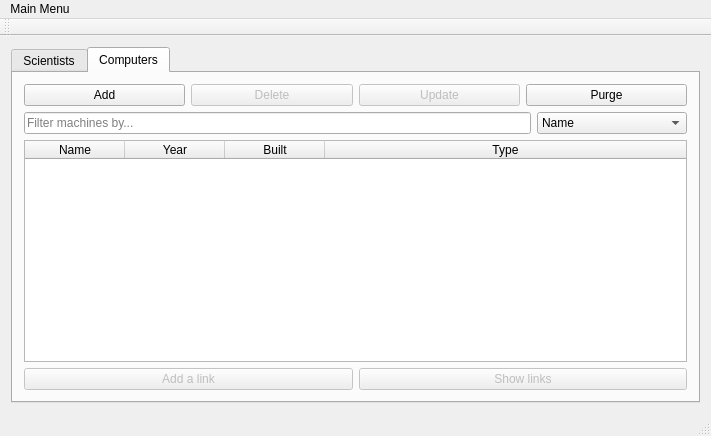
This is vika3/adalgluggi.ui in editomars/VLN1_h22 as Qt 5 draws it before an edit. The edited form follows.
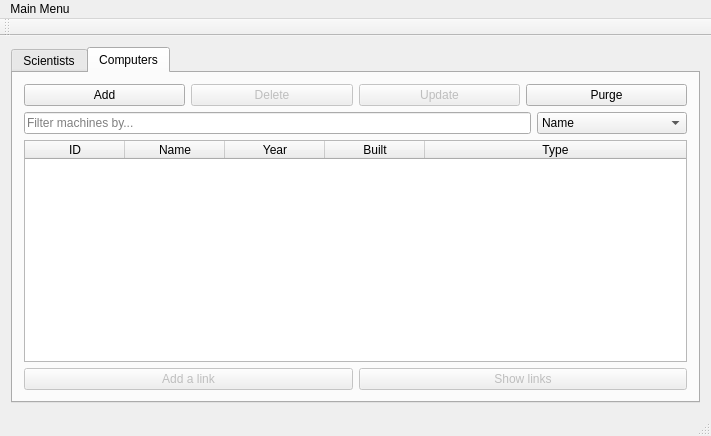
This is the edited form. The open tabs and pages were chosen to show the change.

Commit message: Hreinsaði aðeins til óþarfa kóða

The edit to the form file:
```diff
--- a/vika3/adalgluggi.ui
+++ b/vika3/adalgluggi.ui
@@ -305,6 +305,11 @@
           <attribute name="verticalHeaderVisible">
            <bool>false</bool>
           </attribute>
+          <column>
+           <property name="text">
+            <string>ID</string>
+           </property>
+          </column>
           <column>
            <property name="text">
             <string>Name</string>
```
Left out of the diff: 2 changed lines with no effect on the pictures. The commit also changes 2 other files.
